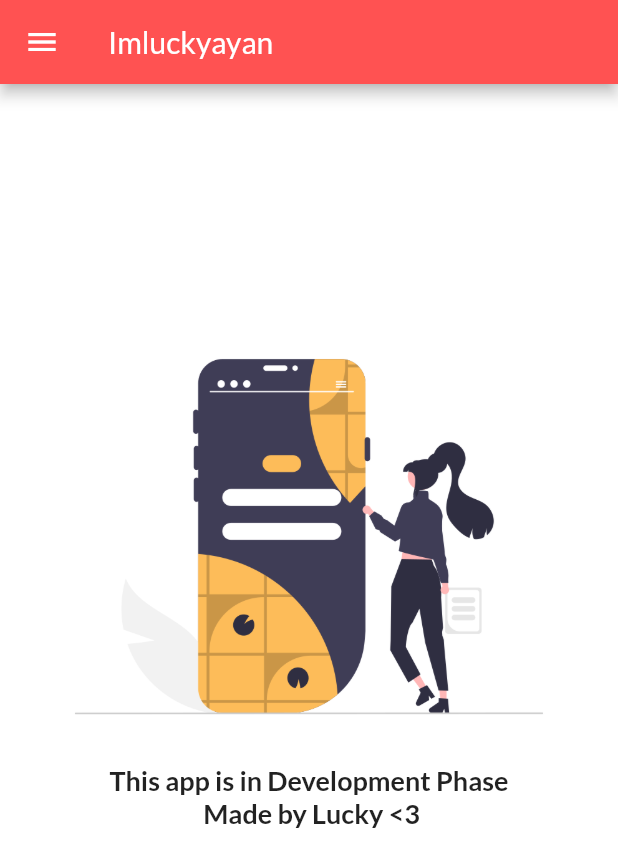
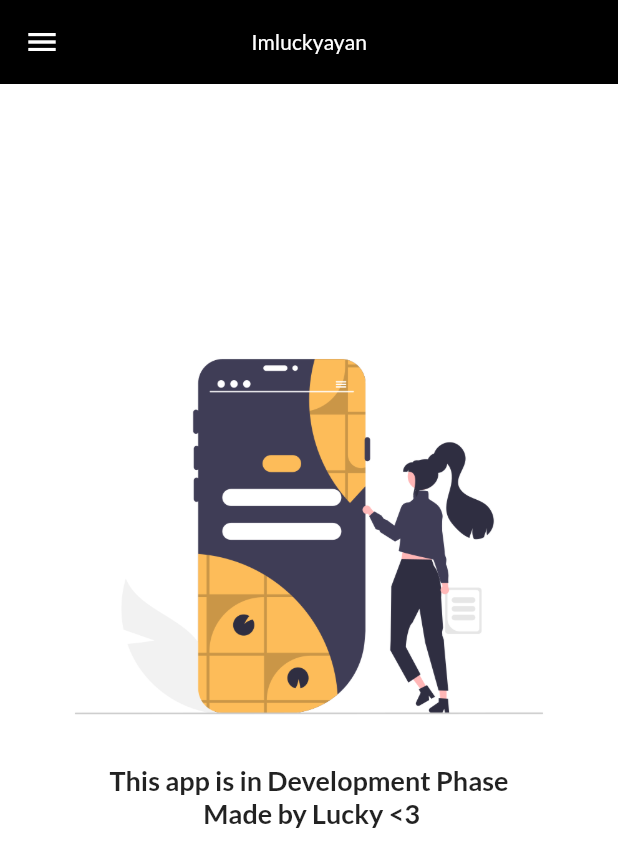
Before and after one commit to Imluckyayan/My30DaysOfFlutter, a Flutter app: the screen it shows after launch, on a phone screen of 412 x 824 dp. Shown: the top 867 px of the screen. Run offline on Flutter 3.47's test engine with Material 2 defaults, Android fonts, the phone set to English and light mode, and no system bars; our stand-ins replace google_fonts.

Commit message:
mytheme.dart created

```diff
--- a/lib/Pages/homepage.dart
+++ b/lib/Pages/homepage.dart
@@ -13,7 +13,6 @@ class HomePage extends StatelessWidget {
       backgroundColor: Colors.white,
       appBar: AppBar(
         title: Text("Imluckyayan"),
-        backgroundColor: Colors.redAccent,
       ), // AppBar
       body: Column(
         children: [
--- a/lib/Widgets/drawer.dart
+++ b/lib/Widgets/drawer.dart
@@ -2,7 +2,6 @@
 
 import 'package:flutter/cupertino.dart';
 import 'package:flutter/material.dart';
-import 'package:flutter_application_1/Pages/homepage.dart';
 import 'package:flutter_application_1/Pages/loginpage.dart';
 import 'package:flutter_application_1/Utils/routes.dart';
 
@@ -58,9 +57,7 @@ class MyDrawer extends StatelessWidget {
                 'Logout',
                 textScaleFactor: 1.3,
                 ),
-              onTap: () => MyRoutes.loginRoute,
               ),
-
           ],
         ),
       ),
--- /dev/null
+++ b/lib/Widgets/mytheme.dart
@@ -0,0 +1,33 @@
+// ignore_for_file: prefer_const_constructors
+
+import 'package:flutter/material.dart';
+import 'package:google_fonts/google_fonts.dart';
+
+class MyTheme {
+  static ThemeData lightTheme(BuildContext context) => ThemeData(
+        fontFamily: GoogleFonts.lato().fontFamily,
+        appBarTheme: AppBarTheme(
+            elevation: 0.0,
+            backgroundColor: Colors.white,
+            iconTheme: IconThemeData(color: Colors.black),
+
+            titleTextStyle: TextStyle(
+              color: Colors.black,
+              fontFamily: GoogleFonts.lato().fontFamily,
+            )),
+      );
+
+  static ThemeData darktheme(BuildContext context) => ThemeData(
+        backgroundColor: Colors.black,
+        fontFamily: GoogleFonts.lato().fontFamily,
+        appBarTheme: AppBarTheme(
+            centerTitle: true,
+            elevation: 0.0,
+            backgroundColor: Colors.black,
+            iconTheme: IconThemeData(color: Colors.white),
+            titleTextStyle: TextStyle(
+              color: Colors.white,
+              fontFamily: GoogleFonts.lato().fontFamily,
+            )),
+      );
+}
--- a/lib/main.dart
+++ b/lib/main.dart
@@ -1,6 +1,9 @@
+// ignore_for_file: prefer_const_constructors, use_key_in_widget_constructors
+
 import 'package:flutter/material.dart';
 import 'package:flutter_application_1/Pages/loginpage.dart';
 import 'package:flutter_application_1/Utils/Routes.dart';
+import 'package:flutter_application_1/Widgets/mytheme.dart';
 import 'Pages/homepage.dart';
 import 'package:google_fonts/google_fonts.dart';
 
@@ -14,23 +17,19 @@ void main() {
 
 //for example statelesswidget mei hum welcome waali text ko change nhi kar sakte uske liye hum starting mei hi stateful widget lena chahiye tha
 
-
-
-
 class MyApp extends StatelessWidget {
   @override
   Widget build(BuildContext context) {
     return MaterialApp(
       debugShowCheckedModeBanner: false,
-      theme: ThemeData(
-        fontFamily: GoogleFonts.lato().fontFamily,
-        primaryTextTheme: GoogleFonts.latoTextTheme(),
-      ),
+      theme: MyTheme.darktheme(context),
+      darkTheme: MyTheme.darktheme(context),
       initialRoute: '/',
       routes: {
-        '/': (context) => HomePage(), //by default slash waala hi chalta ahai first
-        MyRoutes.homeRoute : (context) => HomePage(),
-        MyRoutes.loginRoute : (context) => LoginPage(),
+        '/': (context) =>
+            HomePage(), //by default slash waala hi chalta ahai first
+        MyRoutes.homeRoute: (context) => HomePage(),
+        MyRoutes.loginRoute: (context) => LoginPage(),
       },
     );
   }
```
